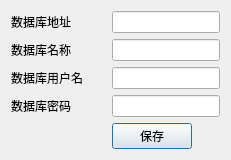
This is UI/Database.ui in leaboy/pycollect as Qt 5 draws it before an edit. The edited form follows.
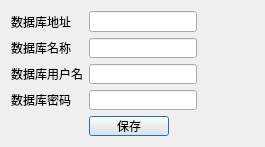
This is the edited form.

What changed in the file:
```diff
--- a/UI/Database.ui
+++ b/UI/Database.ui
@@ -6,10 +6,22 @@
    <rect>
     <x>0</x>
     <y>0</y>
-    <width>231</width>
+    <width>265</width>
     <height>147</height>
    </rect>
   </property>
+  <property name="minimumSize">
+   <size>
+    <width>265</width>
+    <height>147</height>
+   </size>
+  </property>
+  <property name="maximumSize">
+   <size>
+    <width>265</width>
+    <height>147</height>
+   </size>
+  </property>
   <property name="windowTitle">
    <string>Dialog</string>
   </property>
@@ -19,7 +31,7 @@
      <item row="0" column="0">
       <widget class="QLabel" name="label_14">
        <property name="sizePolicy">
-        <sizepolicy hsizetype="Preferred" vsizetype="Preferred">
+        <sizepolicy hsizetype="Maximum" vsizetype="Preferred">
          <horstretch>0</horstretch>
          <verstretch>0</verstretch>
         </sizepolicy>
@@ -50,7 +62,7 @@
        </property>
       </widget>
      </item>
-     <item row="0" column="1">
+     <item row="0" column="1" colspan="2">
       <widget class="QLineEdit" name="dbhost">
        <property name="sizePolicy">
         <sizepolicy hsizetype="Fixed" vsizetype="Fixed">
@@ -60,7 +72,7 @@
        </property>
       </widget>
      </item>
-     <item row="1" column="1">
+     <item row="1" column="1" colspan="2">
       <widget class="QLineEdit" name="dbname">
        <property name="sizePolicy">
         <sizepolicy hsizetype="Fixed" vsizetype="Fixed">
@@ -70,7 +82,7 @@
        </property>
       </widget>
      </item>
-     <item row="2" column="1">
+     <item row="2" column="1" colspan="2">
       <widget class="QLineEdit" name="dbuser">
        <property name="sizePolicy">
         <sizepolicy hsizetype="Fixed" vsizetype="Fixed">
@@ -80,7 +92,7 @@
        </property>
       </widget>
      </item>
-     <item row="3" column="1">
+     <item row="3" column="1" colspan="2">
       <widget class="QLineEdit" name="dbpw">
        <property name="sizePolicy">
         <sizepolicy hsizetype="Fixed" vsizetype="Fixed">
@@ -106,6 +118,13 @@
        </property>
       </widget>
      </item>
+     <item row="4" column="2">
+      <widget class="QLabel" name="checklabel">
+       <property name="text">
+        <string/>
+       </property>
+      </widget>
+     </item>
     </layout>
    </item>
   </layout>
```
Left out of the diff: 2 changed lines with no effect on the pictures.
